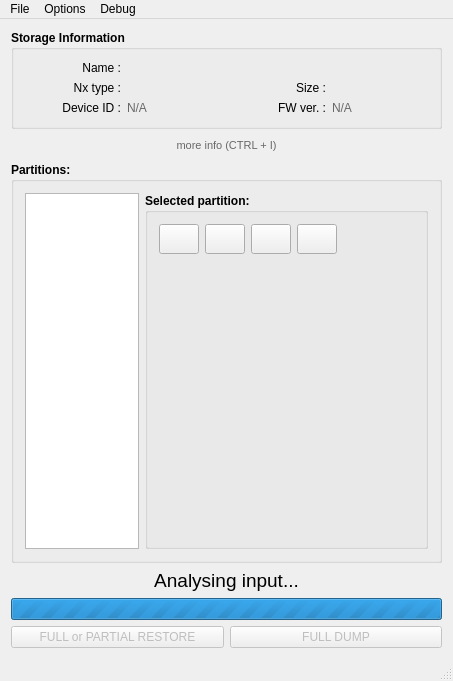
Above: NxNandManager/gui/mainwindow.ui from eliboa/NxNandManager before the change. Below: the same form after it.
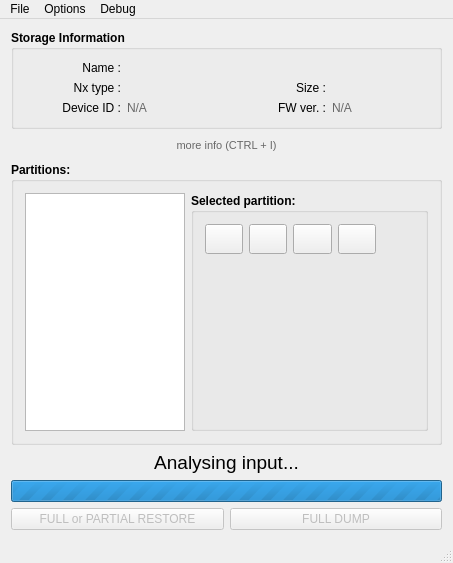
That is the form after the change. Icons and pictures are not drawn.

Commit message: GUI: set some ui min/max sizes

The edit to the form file:
```diff
--- a/NxNandManager/gui/mainwindow.ui
+++ b/NxNandManager/gui/mainwindow.ui
@@ -7,7 +7,7 @@
     <x>0</x>
     <y>0</y>
     <width>453</width>
-    <height>681</height>
+    <height>563</height>
    </rect>
   </property>
   <property name="sizePolicy">
@@ -721,6 +721,12 @@
       <layout class="QGridLayout" name="gridLayout_2">
        <item row="0" column="0">
         <widget class="QTableWidget" name="partition_table">
+         <property name="minimumSize">
+          <size>
+           <width>160</width>
+           <height>0</height>
+          </size>
+         </property>
          <property name="frameShape">
           <enum>QFrame::StyledPanel</enum>
          </property>
```
Left out of the diff: 6 changed lines with no effect on the pictures.
